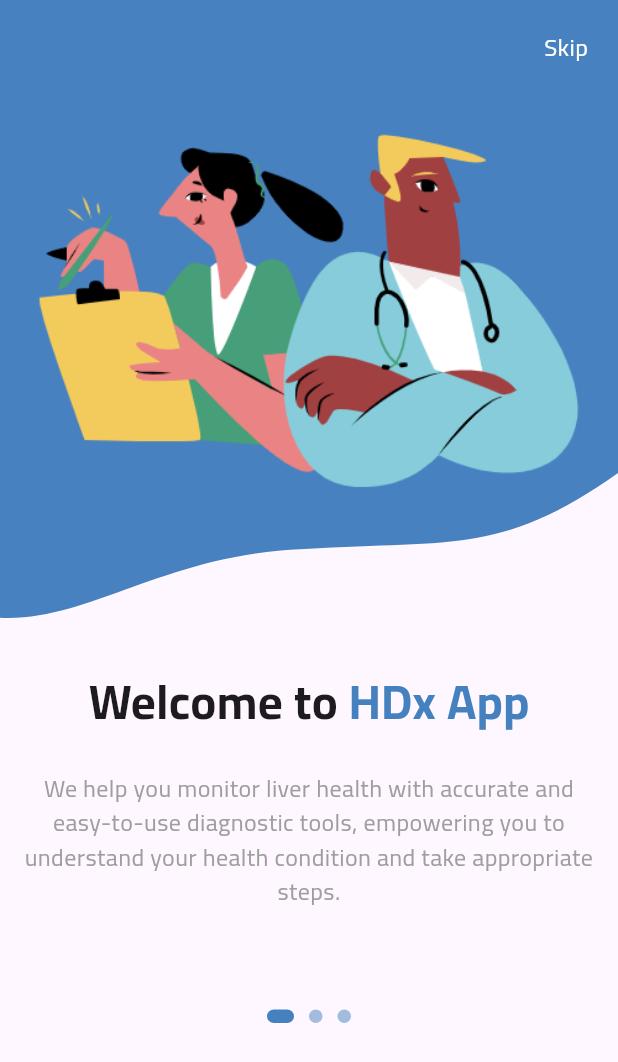
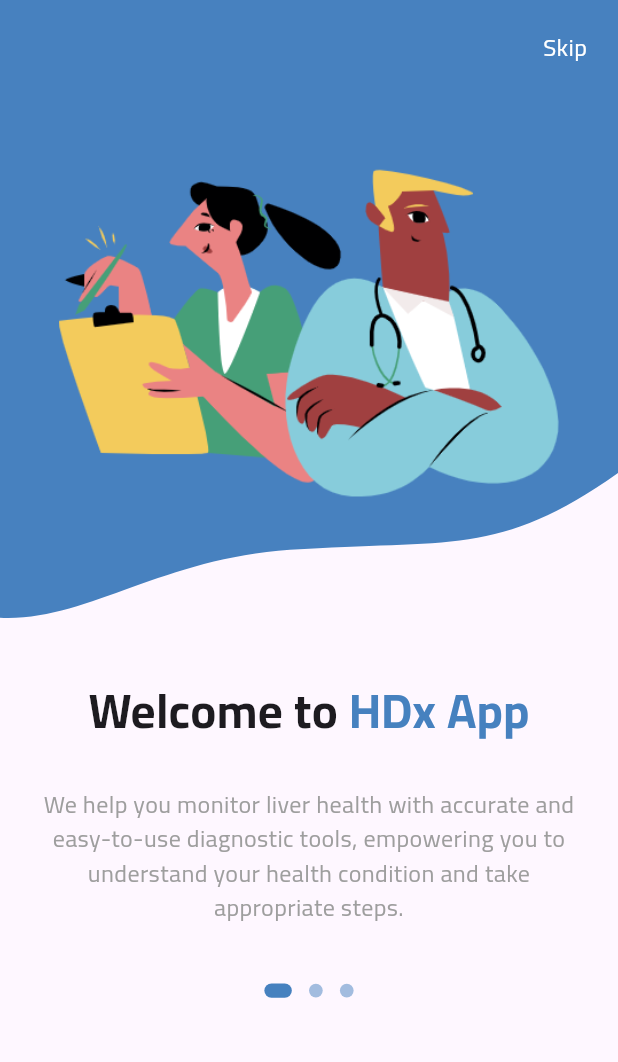
Before and after one commit to abdulrahmanibrahimdawood/Liver_Diagnosis, a Flutter app: the screen it shows after launch, on a phone screen of 412 x 824 dp. Shown: the top 1062 px of the screen. Run offline on Flutter 3.47's test engine with Material 3 defaults, Android fonts, the phone set to English and light mode, and no system bars; drawn by our look-alikes of dots_indicator; our stand-ins replace dartz, firebase_auth, firebase_core, flutter_bloc, flutter_map, flutter_screenutil and 9 more; missing offline and left inert: flutter_facebook_auth; accounts and stored records are empty.

Commit message:
responsive on boarding

```diff
--- a/lib/features/on_boarding/presentation/views/widgets/on_boarding_page_view.dart
+++ b/lib/features/on_boarding/presentation/views/widgets/on_boarding_page_view.dart
@@ -2,6 +2,7 @@ import 'package:e_commerce/core/utils/app_color.dart';
 import 'package:e_commerce/core/utils/app_images.dart';
 import 'package:e_commerce/features/on_boarding/presentation/views/widgets/page_view_item.dart';
 import 'package:flutter/material.dart';
+import 'package:flutter_screenutil/flutter_screenutil.dart';
 
 class OnBoardingPageView extends StatelessWidget {
   const OnBoardingPageView({super.key, required this.pageController});
@@ -10,7 +11,7 @@ class OnBoardingPageView extends StatelessWidget {
   Widget build(BuildContext context) {
     return PageView(
       controller: pageController,
-      children: const [
+      children: [
         PageViewItem(
           isVisiable: true,
           image: 'assets/images/one.png',
@@ -22,12 +23,12 @@ class OnBoardingPageView extends StatelessWidget {
             children: [
               Text(
                 'Welcome to ',
-                style: TextStyle(fontSize: 32, fontWeight: FontWeight.bold),
+                style: TextStyle(fontSize: 28.sp, fontWeight: FontWeight.bold),
               ),
               Text(
                 'HDx App',
                 style: TextStyle(
-                    fontSize: 32,
+                    fontSize: 28.sp,
                     fontWeight: FontWeight.bold,
                     color: AppColor.kPrimaryColor),
               )
@@ -45,7 +46,7 @@ class OnBoardingPageView extends StatelessWidget {
             children: [
               Text(
                 'Fast and Reliable Results',
-                style: TextStyle(fontSize: 32, fontWeight: FontWeight.bold),
+                style: TextStyle(fontSize: 28.sp, fontWeight: FontWeight.bold),
               ),
             ],
           ),
@@ -61,7 +62,7 @@ class OnBoardingPageView extends StatelessWidget {
             children: [
               Text(
                 'Start Your Health Journey',
-                style: TextStyle(fontSize: 32, fontWeight: FontWeight.bold),
+                style: TextStyle(fontSize: 28.sp, fontWeight: FontWeight.bold),
               ),
             ],
           ),
--- a/lib/features/on_boarding/presentation/views/widgets/on_boarding_views_body.dart
+++ b/lib/features/on_boarding/presentation/views/widgets/on_boarding_views_body.dart
@@ -6,6 +6,7 @@ import 'package:e_commerce/core/widgets/custom_button.dart';
 import 'package:e_commerce/features/auth/presentation/views/signin_view.dart';
 import 'package:e_commerce/features/on_boarding/presentation/views/widgets/on_boarding_page_view.dart';
 import 'package:flutter/material.dart';
+import 'package:flutter_screenutil/flutter_screenutil.dart';
 
 class OnBoardingViewsBody extends StatefulWidget {
   const OnBoardingViewsBody({super.key});
@@ -51,16 +52,16 @@ class _OnBoardingViewsBodyState extends State<OnBoardingViewsBody> {
           decorator: DotsDecorator(
             activeColor: AppColor.kPrimaryColor,
             color: AppColor.kPrimaryColor.withValues(alpha: 0.5),
-            spacing: const EdgeInsets.all(5.0),
-            size: const Size(9.0, 9.0),
-            activeSize: const Size(18.0, 9.0),
+            spacing: EdgeInsets.all(5.0.w),
+            size: Size(8.0.w, 8.0.h),
+            activeSize: Size(16.0.w, 8.0.h),
             activeShape: RoundedRectangleBorder(
               borderRadius: BorderRadius.circular(5.0),
             ),
           ),
         ),
-        const SizedBox(
-          height: 40,
+        SizedBox(
+          height: 40.h,
         ),
         Visibility(
           maintainSize: true,
@@ -73,8 +74,8 @@ class _OnBoardingViewsBodyState extends State<OnBoardingViewsBody> {
               Navigator.of(context).pushReplacementNamed(SigninView.routeName);
             },
             child: Padding(
-              padding: const EdgeInsets.symmetric(
-                horizontal: khorizontalPadding,
+              padding: EdgeInsets.symmetric(
+                horizontal: 16.w,
               ),
               child: CustomButton(
                   onPressed: () {
@@ -86,8 +87,8 @@ class _OnBoardingViewsBodyState extends State<OnBoardingViewsBody> {
             ),
           ),
         ),
-        const SizedBox(
-          height: 43,
+        SizedBox(
+          height: 43.h,
         )
       ],
     );
--- a/lib/features/on_boarding/presentation/views/widgets/page_view_item.dart
+++ b/lib/features/on_boarding/presentation/views/widgets/page_view_item.dart
@@ -2,6 +2,7 @@ import 'package:e_commerce/constants.dart';
 import 'package:e_commerce/core/services/shared_preferences_singleton.dart';
 import 'package:e_commerce/features/auth/presentation/views/signin_view.dart';
 import 'package:flutter/material.dart';
+import 'package:flutter_screenutil/flutter_screenutil.dart';
 import 'package:flutter_svg/flutter_svg.dart';
 
 class PageViewItem extends StatelessWidget {
@@ -36,14 +37,18 @@ class PageViewItem extends StatelessWidget {
                 bottom: 0,
                 left: 0,
                 right: 0,
-                child: Image.asset(image),
+                child: Image.asset(
+                  image,
+                  height: 320.h,
+                  width: 320.w,
+                ),
               ),
               Visibility(
                 visible: isVisiable,
                 child: Align(
                   alignment: Alignment.topRight,
                   child: Padding(
-                    padding: const EdgeInsets.all(20),
+                    padding: EdgeInsets.all(18.w),
                     child: GestureDetector(
                       onTap: () {
                         SharedPrefs.setBool(kIsOnboardingViewSeen, true);
@@ -51,9 +56,9 @@ class PageViewItem extends StatelessWidget {
                         Navigator.of(context)
                             .pushReplacementNamed(SigninView.routeName);
                       },
-                      child: const Text(
+                      child: Text(
                         'Skip',
-                        style: TextStyle(color: Colors.white, fontSize: 16),
+                        style: TextStyle(color: Colors.white, fontSize: 14.sp),
                       ),
                     ),
                   ),
@@ -62,18 +67,18 @@ class PageViewItem extends StatelessWidget {
             ],
           ),
         ),
-        const SizedBox(
-          height: 32,
+        SizedBox(
+          height: 32.h,
         ),
         title,
-        const SizedBox(
-          height: 24,
+        SizedBox(
+          height: 24.h,
         ),
         Padding(
-          padding: const EdgeInsets.symmetric(horizontal: 16),
+          padding: EdgeInsets.symmetric(horizontal: 16.w),
           child: Text(
             subtitle,
-            style: const TextStyle(fontSize: 16, color: Colors.grey),
+            style: TextStyle(fontSize: 14.sp, color: Colors.grey),
             textAlign: TextAlign.center,
           ),
         ),
```
